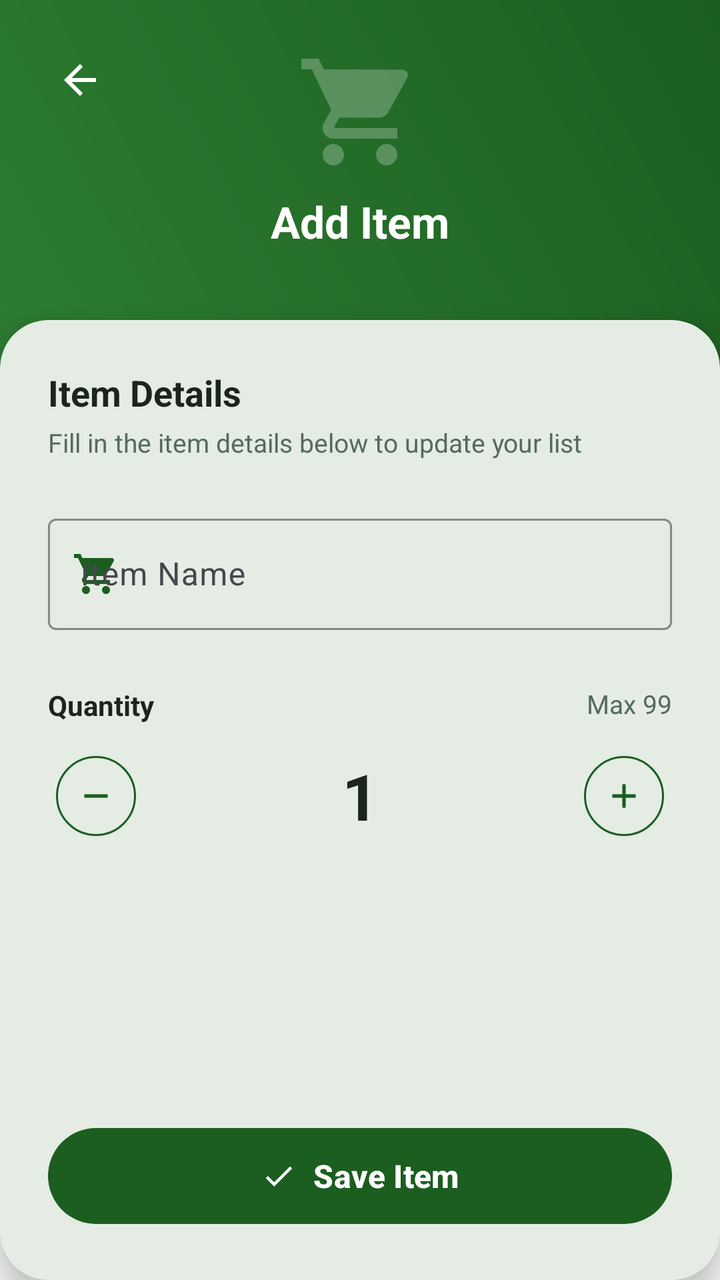
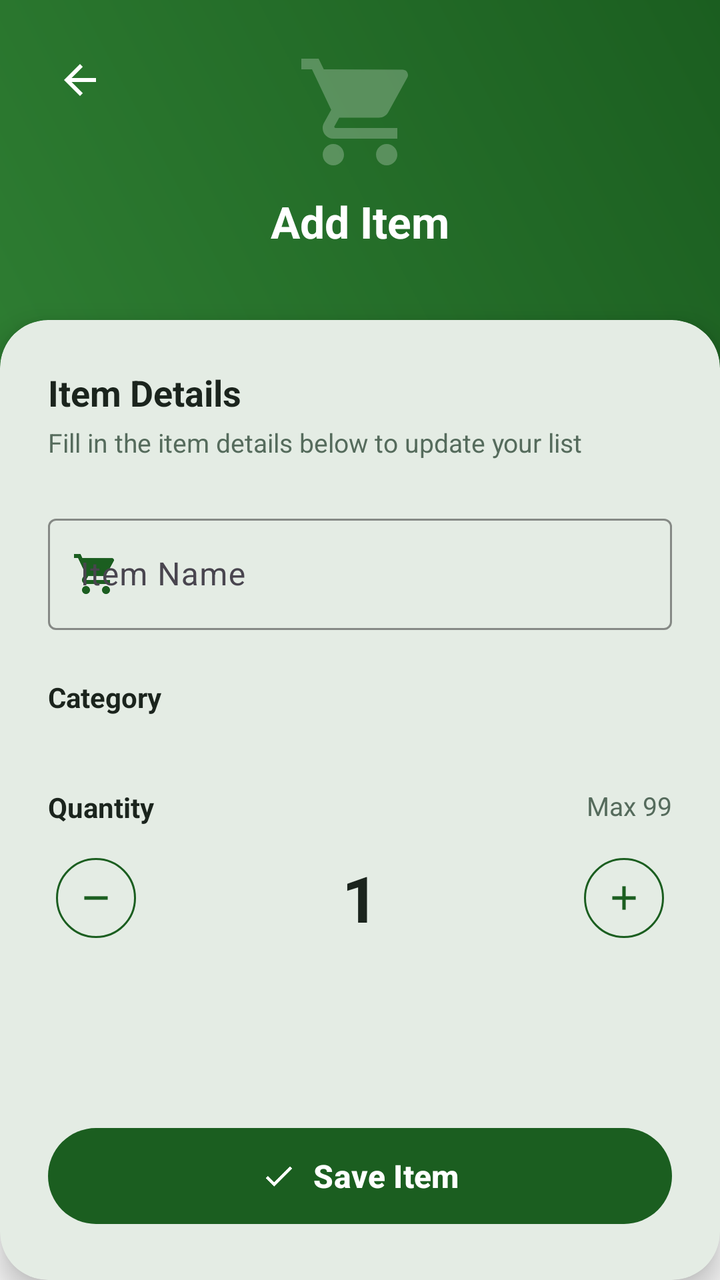

Compare the two renders of this Android layout. The source of the first and the diff that turns it into the second are given below.
<!-- AndroidManifest.xml: application theme Theme.SharedGroceryApp -->
<!-- res/layout/fragment_add_edit_item.xml -->
<?xml version="1.0" encoding="utf-8"?>
<androidx.constraintlayout.widget.ConstraintLayout xmlns:android="http://schemas.android.com/apk/res/android"
    xmlns:app="http://schemas.android.com/apk/res-auto"
    xmlns:tools="http://schemas.android.com/tools"
    android:layout_width="match_parent"
    android:layout_height="match_parent"
    android:background="@color/screen_background">

    
    <androidx.constraintlayout.widget.ConstraintLayout
        android:id="@+id/headerLayout"
        android:layout_width="match_parent"
        android:layout_height="0dp"
        android:background="@drawable/bg_primary_gradient"
        app:layout_constraintHeight_percent="0.30"
        app:layout_constraintTop_toTopOf="parent">

        
        <ImageButton
            android:id="@+id/btnBack"
            android:layout_width="48dp"
            android:layout_height="48dp"
            android:layout_marginStart="16dp"
            android:layout_marginTop="16dp"
            android:background="?attr/selectableItemBackgroundBorderless"
            android:contentDescription="Back"
            android:src="?attr/homeAsUpIndicator"
            app:tint="#FFFFFF"
            app:layout_constraintStart_toStartOf="parent"
            app:layout_constraintTop_toTopOf="parent" />

        
        <ImageView
            android:id="@+id/ivHeaderCart"
            android:layout_width="64dp"
            android:layout_height="64dp"
            android:layout_marginTop="24dp"
            android:alpha="0.25"
            android:contentDescription="Cart"
            android:src="@drawable/ic_cart"
            app:layout_constraintEnd_toEndOf="parent"
            app:layout_constraintStart_toStartOf="parent"
            app:layout_constraintTop_toTopOf="parent"
            app:tint="#FFFFFF" />

        
        <TextView
            android:id="@+id/tvHeaderTitle"
            android:layout_width="wrap_content"
            android:layout_height="wrap_content"
            android:layout_marginTop="8dp"
            android:text="Add Item"
            android:textColor="#FFFFFF"
            android:textSize="22sp"
            android:textStyle="bold"
            app:layout_constraintEnd_toEndOf="parent"
            app:layout_constraintStart_toStartOf="parent"
            app:layout_constraintTop_toBottomOf="@id/ivHeaderCart" />

    </androidx.constraintlayout.widget.ConstraintLayout>

    
    <com.google.android.material.card.MaterialCardView
        android:id="@+id/cardContent"
        android:layout_width="match_parent"
        android:layout_height="0dp"
        app:cardBackgroundColor="?attr/colorSurface"
        app:cardCornerRadius="24dp"
        app:cardElevation="8dp"
        app:strokeWidth="0dp"
        app:layout_constraintBottom_toBottomOf="parent"
        app:layout_constraintHeight_percent="0.75"
        app:layout_constraintTop_toTopOf="parent"
        app:layout_constraintVertical_bias="1.0">

        <ScrollView
            android:layout_width="match_parent"
            android:layout_height="match_parent"
            android:fillViewport="true">

            <LinearLayout
                android:layout_width="match_parent"
                android:layout_height="wrap_content"
                android:orientation="vertical"
                android:padding="24dp">

                <TextView
                    android:layout_width="wrap_content"
                    android:layout_height="wrap_content"
                    android:text="Item Details"
                    android:textColor="?attr/colorOnSurface"
                    android:textSize="18sp"
                    android:textStyle="bold" />

                <TextView
                    android:layout_width="wrap_content"
                    android:layout_height="wrap_content"
                    android:layout_marginTop="4dp"
                    android:text="Fill in the item details below to update your list"
                    android:textColor="@color/grovia_text_secondary"
                    android:textSize="13sp" />

                
                <com.google.android.material.textfield.TextInputLayout
                    android:id="@+id/tilItemName"
                    style="@style/Widget.Material3.TextInputLayout.OutlinedBox"
                    android:layout_width="match_parent"
                    android:layout_height="wrap_content"
                    android:layout_marginTop="24dp"
                    android:hint="Item Name"
                    app:startIconDrawable="@drawable/ic_cart"
                    app:startIconTint="?attr/colorPrimary"
                    app:boxStrokeColor="?attr/colorPrimary"
                    app:hintTextColor="?attr/colorPrimary">

                    <com.google.android.material.textfield.TextInputEditText
                        android:id="@+id/etItemName"
                        android:layout_width="match_parent"
                        android:layout_height="wrap_content"
                        android:inputType="textCapWords"
                        android:maxLines="1"
                        android:textColor="?attr/colorOnSurface" />

                </com.google.android.material.textfield.TextInputLayout>

                
                <RelativeLayout
                    android:layout_width="match_parent"
                    android:layout_height="wrap_content"
                    android:layout_marginTop="28dp">

                    <TextView
                        android:layout_width="wrap_content"
                        android:layout_height="wrap_content"
                        android:text="Quantity"
                        android:textColor="?attr/colorOnSurface"
                        android:textSize="14sp"
                        android:textStyle="bold" />

                    <TextView
                        android:layout_width="wrap_content"
                        android:layout_height="wrap_content"
                        android:layout_alignParentEnd="true"
                        android:text="Max 99"
                        android:textColor="@color/grovia_text_secondary"
                        android:textSize="13sp" />

                </RelativeLayout>

                
                <LinearLayout
                    android:layout_width="match_parent"
                    android:layout_height="wrap_content"
                    android:layout_marginTop="12dp"
                    android:gravity="center_vertical"
                    android:orientation="horizontal">

                    <com.google.android.material.button.MaterialButton
                        android:id="@+id/btnDecrement"
                        style="@style/Widget.Material3.Button.IconButton.Outlined"
                        android:layout_width="48dp"
                        android:layout_height="48dp"
                        app:icon="@drawable/ic_minus"
                        app:iconSize="20dp"
                        app:iconTint="?attr/colorPrimary"
                        app:strokeColor="?attr/colorPrimary" />

                    <TextView
                        android:id="@+id/tvQuantity"
                        android:layout_width="0dp"
                        android:layout_height="wrap_content"
                        android:layout_weight="1"
                        android:gravity="center"
                        android:text="1"
                        android:textColor="?attr/colorOnSurface"
                        android:textSize="32sp"
                        android:textStyle="bold" />

                    <com.google.android.material.button.MaterialButton
                        android:id="@+id/btnIncrement"
                        style="@style/Widget.Material3.Button.IconButton.Outlined"
                        android:layout_width="48dp"
                        android:layout_height="48dp"
                        app:icon="@drawable/ic_plus"
                        app:iconSize="20dp"
                        app:iconTint="?attr/colorPrimary"
                        app:strokeColor="?attr/colorPrimary" />

                </LinearLayout>

                <View
                    android:layout_width="match_parent"
                    android:layout_height="0dp"
                    android:layout_weight="1" />

                
                <com.google.android.material.button.MaterialButton
                    android:id="@+id/btnSave"
                    style="@style/Widget.Material3.Button"
                    android:layout_width="match_parent"
                    android:layout_height="56dp"
                    android:layout_marginTop="36dp"
                    android:text="Save Item"
                    android:textColor="#FFFFFF"
                    android:textSize="16sp"
                    android:textStyle="bold"
                    app:backgroundTint="?attr/colorPrimary"
                    app:cornerRadius="28dp"
                    app:icon="@drawable/ic_check"
                    app:iconTint="#FFFFFF"
                    app:iconGravity="textStart" />

            </LinearLayout>
        </ScrollView>
    </com.google.android.material.card.MaterialCardView>

</androidx.constraintlayout.widget.ConstraintLayout>
<!-- resources referenced by this layout -->
<resources>
  <color name="grovia_text_secondary">#556B5C</color>
  <color name="screen_background">#F5F5F5</color>
  <!-- drawable bg_primary_gradient (drawable) -->
  <?xml version="1.0" encoding="utf-8"?>
  <shape xmlns:android="http://schemas.android.com/apk/res/android"
      android:shape="rectangle">
      <gradient
          android:angle="45"
          android:startColor="@color/grovia_secondary"
          android:endColor="@color/grovia_primary" />
  </shape>
  <!-- drawable ic_cart (drawable) -->
  <vector xmlns:android="http://schemas.android.com/apk/res/android"
      android:width="24dp"
      android:height="24dp"
      android:viewportWidth="24"
      android:viewportHeight="24">
    <path
        android:fillColor="#FF000000"
        android:pathData="M7,18c-1.1,0 -1.99,0.9 -1.99,2S5.9,22 7,22s2,-0.9 2,-2 -0.9,-2 -2,-2zM1,2v2h2l3.6,7.59 -1.35,2.45c-0.16,0.28 -0.25,0.61 -0.25,0.96 0,1.1 0.9,2 2,2h12v-2L7.42,15c-0.14,0 -0.25,-0.11 -0.25,-0.25l0.03,-0.06 0.9,-1.63h7.45c0.75,0 1.41,-0.41 1.75,-1.03l3.58,-6.49c0.08,-0.14 0.12,-0.31 0.12,-0.48 0,-0.55 -0.45,-1 -1,-1L5.21,4l-0.97,-2L1,2zM17,18c-1.1,0 -1.99,0.9 -1.99,2s0.89,2 1.99,2 2,-0.9 2,-2 -0.9,-2 -2,-2z"/>
  </vector>
  <!-- drawable ic_check (drawable) -->
  <vector xmlns:android="http://schemas.android.com/apk/res/android"
      android:width="24dp"
      android:height="24dp"
      android:viewportWidth="24"
      android:viewportHeight="24">
    <path
        android:fillColor="#FF000000"
        android:pathData="M9,16.17L4.83,12l-1.42,1.41L9,19 21,7l-1.41,-1.41L9,16.17z"/>
  </vector>
  <!-- drawable ic_minus (drawable) -->
  <vector xmlns:android="http://schemas.android.com/apk/res/android"
      android:width="24dp"
      android:height="24dp"
      android:viewportWidth="24"
      android:viewportHeight="24">
    <path
        android:fillColor="#FFFFFFFF"
        android:pathData="M19,13H5v-2h14v2Z"/>
  </vector>
  <!-- drawable ic_plus (drawable) -->
  <vector xmlns:android="http://schemas.android.com/apk/res/android"
      android:width="24dp"
      android:height="24dp"
      android:viewportWidth="24"
      android:viewportHeight="24">
    <path
        android:fillColor="#FFFFFFFF"
        android:pathData="M19,13h-6v6h-2v-6H5v-2h6V5h2v6h6v2Z"/>
  </vector>
  <style name="Theme.SharedGroceryApp" parent="Base.Theme.SharedGroceryApp" />
  <color name="grovia_secondary">#2E7D32</color>
  <color name="grovia_primary">#1B5E20</color>
  <color name="grovia_primary_variant">#0F3A13</color>
  <color name="grovia_primary_container">#A5D6A7</color>
  <color name="grovia_background">#F1F8E9</color>
  <color name="grovia_surface">#FFFFFF</color>
  <color name="grovia_text_primary">#1B241D</color>
  <color name="grovia_outline">#D5E0D7</color>
  <color name="toolbar_background">@color/grovia_primary</color>
  <style name="CustomAlertDialogRound" parent="Theme.Material3.DayNight.Dialog">
          <item name="dialogCornerRadius">24dp</item>
          <item name="shapeAppearanceLargeComponent">@style/ShapeAppearance.App.Dialog</item>
      </style>
  <style name="ShapeAppearance.App.Dialog" parent="ShapeAppearance.Material3.LargeComponent">
          <item name="cornerSize">24dp</item>
      </style>
  <!-- unchanged entries left out for length: 1 -->
</resources>

<!-- the commit's change to res/layout/fragment_add_edit_item.xml (unified diff, before → after) -->
@@ -124,6 +124,32 @@
                 </com.google.android.material.textfield.TextInputLayout>
 
                 
+                <TextView
+                    android:layout_width="wrap_content"
+                    android:layout_height="wrap_content"
+                    android:layout_marginTop="24dp"
+                    android:text="Category"
+                    android:textColor="?attr/colorOnSurface"
+                    android:textSize="14sp"
+                    android:textStyle="bold" />
+
+                <HorizontalScrollView
+                    android:layout_width="match_parent"
+                    android:layout_height="wrap_content"
+                    android:layout_marginTop="8dp"
+                    android:scrollbars="none">
+
+                    <com.google.android.material.chip.ChipGroup
+                        android:id="@+id/chipGroupCategory"
+                        android:layout_width="wrap_content"
+                        android:layout_height="wrap_content"
+                        app:singleLine="true"
+                        app:singleSelection="true"
+                        app:selectionRequired="true" />
+
+                </HorizontalScrollView>
+
+                
                 <RelativeLayout
                     android:layout_width="match_parent"
                     android:layout_height="wrap_content"
